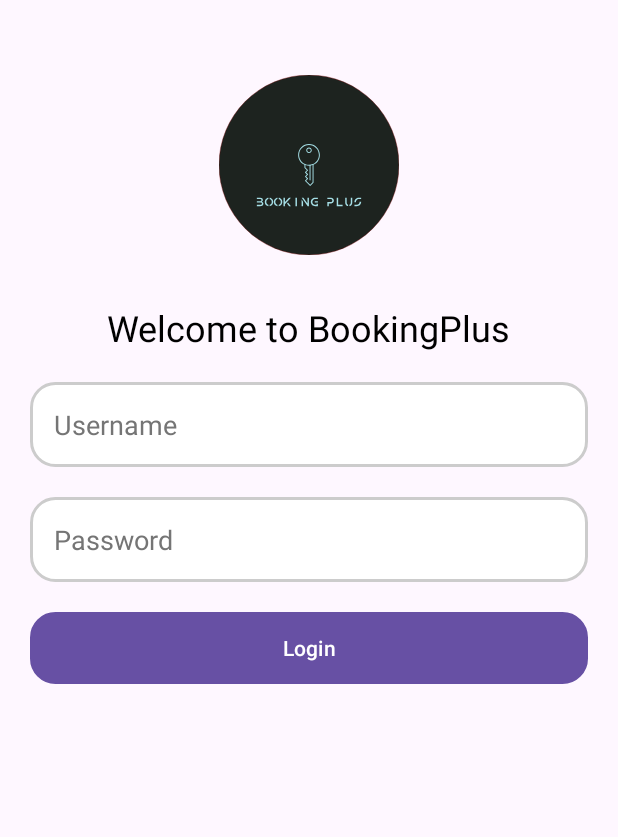
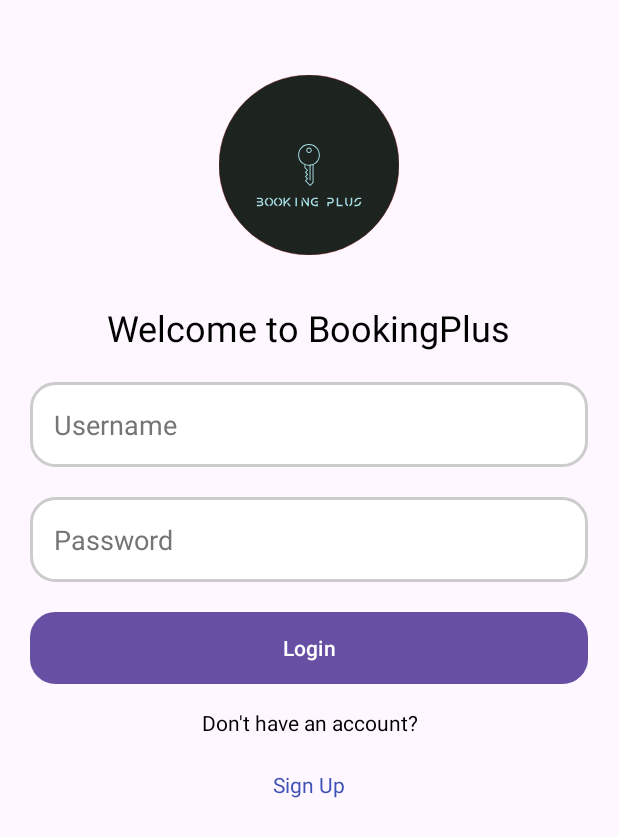
Before and after one commit to UdaraDananjaya/AndroidApplication01, an Android app: the LoginActivity screen opened directly, with no data from a screen before it, on a phone screen of 412 x 824 dp. Shown: the top 837 px of the screen. Run offline under Robolectric (Android 15) with nearby library versions, the phone set to English and light mode, and no system bars; 1 statement that could not run was skipped.

Commit message:
main - Add Register Button

```diff
--- a/app/src/main/res/layout/activity_login.xml
+++ b/app/src/main/res/layout/activity_login.xml
@@ -74,4 +74,38 @@
         app:layout_constraintTop_toBottomOf="@+id/etPassword"
         tools:ignore="VisualLintButtonSize" />
 
+    <TextView
+        android:id="@+id/tvSignUpPrompt"
+        android:layout_width="wrap_content"
+        android:layout_height="wrap_content"
+        android:text="@string/don_t_have_an_account"
+        android:textSize="14sp"
+        android:textColor="@android:color/black"
+        android:layout_marginTop="16dp"
+        app:layout_constraintEnd_toEndOf="parent"
+        app:layout_constraintStart_toStartOf="parent"
+        app:layout_constraintTop_toBottomOf="@+id/btnLogin"
+        android:gravity="center"/>
+
+    <TextView
+        android:id="@+id/tvSignUp"
+        android:layout_width="wrap_content"
+        android:layout_height="wrap_content"
+        android:text="@string/sign_up"
+        android:textSize="14sp"
+        android:textColor="@color/colorPrimary"
+        android:layout_marginTop="8dp"
+        android:clickable="true"
+        android:focusable="true"
+        android:gravity="center"
+        android:paddingTop="12dp"
+        android:paddingBottom="12dp"
+        android:paddingStart="16dp"
+        android:paddingEnd="16dp"
+        android:minHeight="48dp"
+        app:layout_constraintEnd_toEndOf="parent"
+        app:layout_constraintStart_toStartOf="parent"
+        app:layout_constraintTop_toBottomOf="@+id/tvSignUpPrompt"/>
+
+
 </androidx.constraintlayout.widget.ConstraintLayout>
--- a/app/src/main/res/values/strings.xml
+++ b/app/src/main/res/values/strings.xml
@@ -5,4 +5,6 @@
     <string name="username">Username</string>
     <string name="password">Password</string>
     <string name="welcome_text">Welcome to BookingPlus</string>
+    <string name="don_t_have_an_account">Don\'t have an account?</string>
+    <string name="sign_up">Sign Up</string>
 </resources>
```
